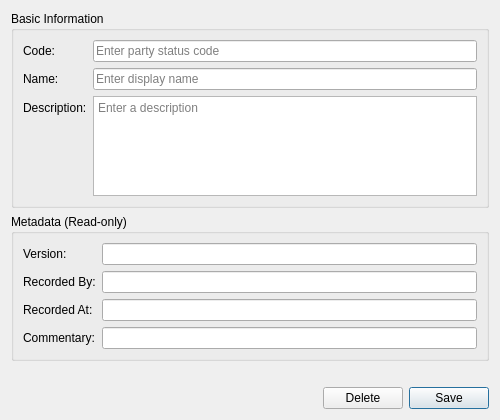
First picture: the form in projects/ores.qt/ui/PartyStatusDetailDialog.ui, repository OreStudio/OreStudio, before the edit.
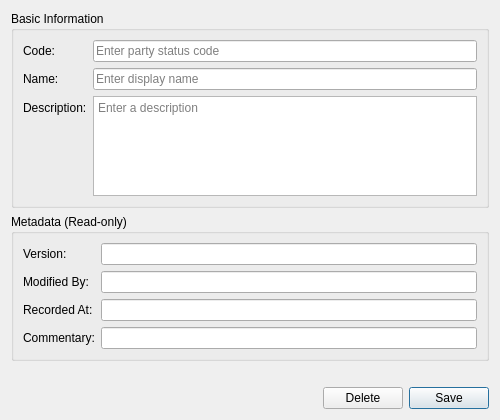
Second picture: the form after the edit.

Commit message: [protocol] Fix audit trail metadata: rename recorded_by, remove from wire format

What changed in the file:
```diff
--- a/projects/ores.qt/ui/PartyStatusDetailDialog.ui
+++ b/projects/ores.qt/ui/PartyStatusDetailDialog.ui
@@ -112,7 +112,7 @@
       <item row="1" column="0">
        <widget class="QLabel" name="labelRecordedBy">
         <property name="text">
-         <string>Recorded By:</string>
+         <string>Modified By:</string>
         </property>
        </widget>
       </item>
```
Left out of the diff: 4 changed lines with no effect on the pictures. The commit also changes 473 other files.
